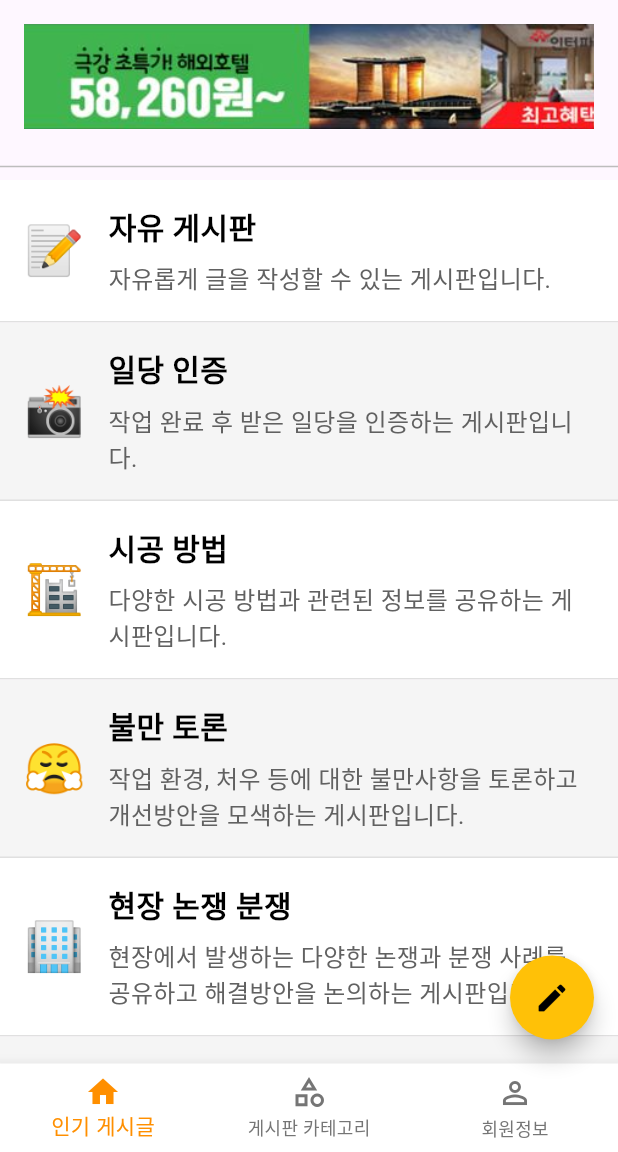
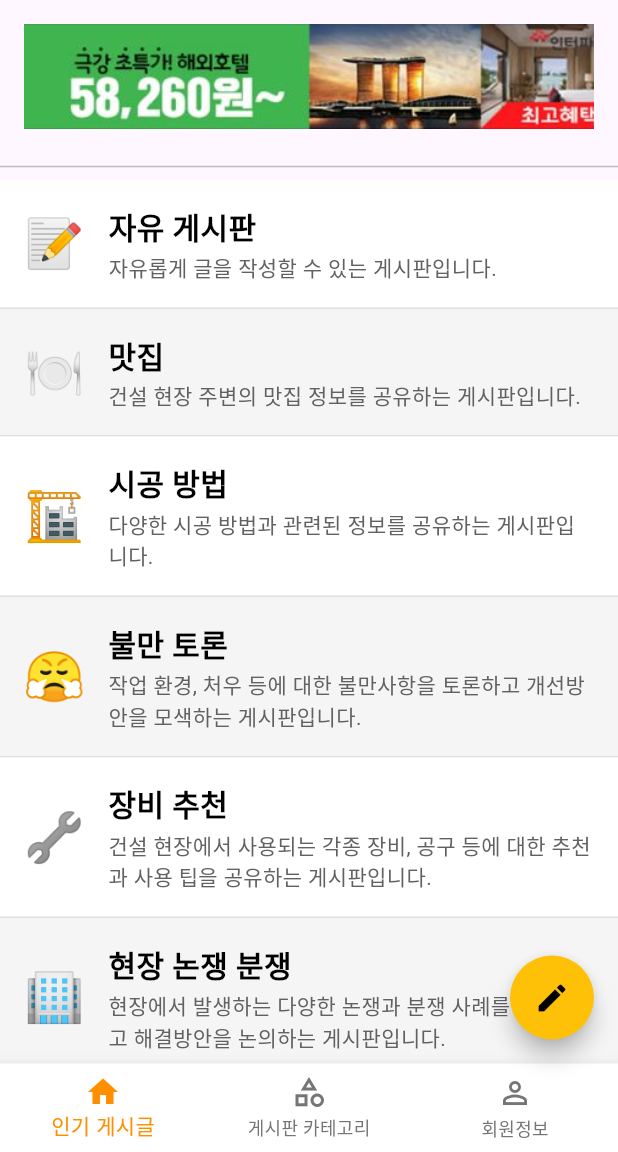
Before and after one commit to No-MLife/Life, a Flutter app: the CategoryPage screen opened directly, on a phone screen of 412 x 824 dp, the part 84-1236 px from its top. Run offline on Flutter 3.47's test engine with Material 3 defaults, Android fonts, the phone set to English and light mode, and no system bars; our stand-ins replace cached_network_image, flutter_secure_storage, get, image_picker, validators; accounts and stored records are empty; Roboto replaces fonts that are missing (CustomFont).

Commit message:
#52
- 카테고리 페이지 크기 조정

```diff
--- a/flutterworkspace/m_life_app/lib/util/post_category.dart
+++ b/flutterworkspace/m_life_app/lib/util/post_category.dart
@@ -1,14 +1,15 @@
 enum Category {
   free(2, '자유 게시판', '자유롭게 글을 작성할 수 있는 게시판입니다.'),
-  dailyProof(3, '일당 인증', '작업 완료 후 받은 일당을 인증하는 게시판입니다.'),
+  restaurant(3, '맛집', '건설 현장 주변의 맛집 정보를 공유하는 게시판입니다.'),
   constructionMethod(4, '시공 방법', '다양한 시공 방법과 관련된 정보를 공유하는 게시판입니다.'),
   complaintDiscussion(
       5, '불만 토론', '작업 환경, 처우 등에 대한 불만사항을 토론하고 개선방안을 모색하는 게시판입니다.'),
+  equipmentRecommendation(
+      6, '장비 추천', '건설 현장에서 사용되는 각종 장비, 공구 등에 대한 추천과 사용 팁을 공유하는 게시판입니다.'),
   siteDebateDispute(
-      6, '현장 논쟁 분쟁', '현장에서 발생하는 다양한 논쟁과 분쟁 사례를 공유하고 해결방안을 논의하는 게시판입니다.'),
-  equipmentRecommendation(
-      7, '장비 추천', '건설 현장에서 사용되는 각종 장비, 공구 등에 대한 추천과 사용 팁을 공유하는 게시판입니다.'),
-  restaurant(8, '맛집', '건설 현장 주변의 맛집 정보를 공유하는 게시판입니다.');
+  7, '현장 논쟁 분쟁', '현장에서 발생하는 다양한 논쟁과 분쟁 사례를 공유하고 해결방안을 논의하는 게시판입니다.'),
+  dailyProof(8, '일당 인증', '작업 완료 후 받은 일당을 인증하는 게시판입니다.');
+
 
   final int id;
   final String name;
--- a/flutterworkspace/m_life_app/lib/view/pages/post/category_page.dart
+++ b/flutterworkspace/m_life_app/lib/view/pages/post/category_page.dart
@@ -125,11 +125,11 @@ class CategoryPage extends StatelessWidget {
                                 color: Colors.black,
                               ),
                             ),
-                            SizedBox(height: 8),
+                            SizedBox(height: 2),
                             Text(
                               category.description,
                               style: TextStyle(
-                                fontSize: 16,
+                                fontSize: 14,
                                 color: Colors.grey[700],
                               ),
                             ),
```
